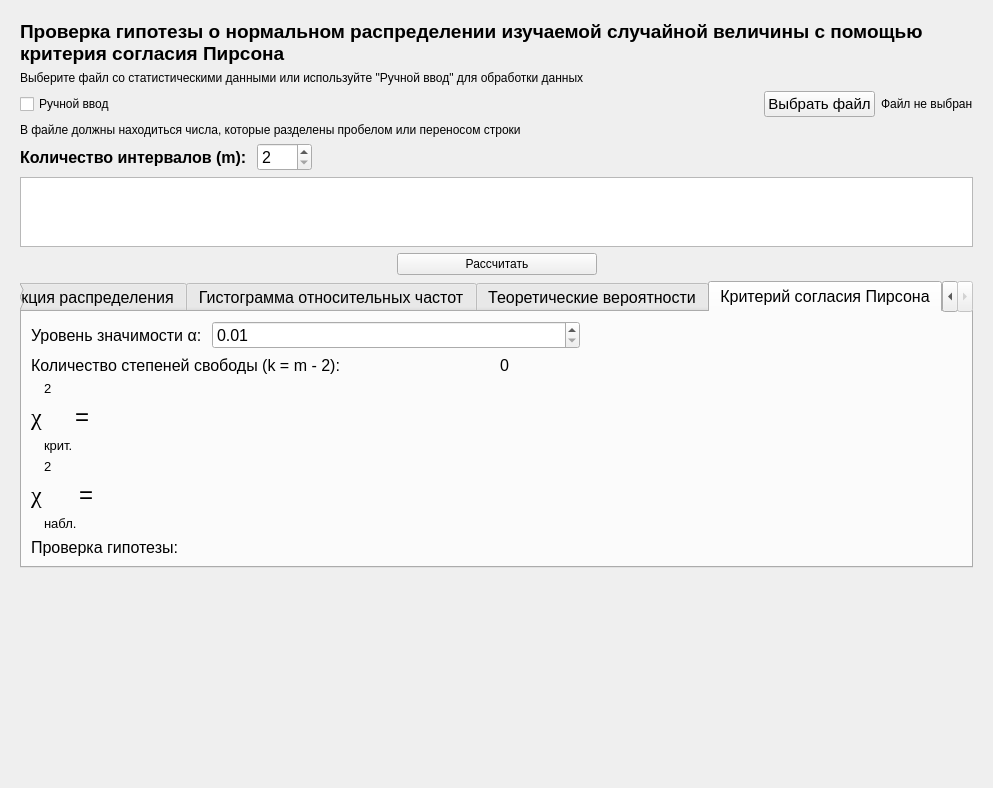
Before: the Qt Designer form Labs/ui/lab6_task2.ui in gg-master/TerVerLabs, drawn with Qt 5.
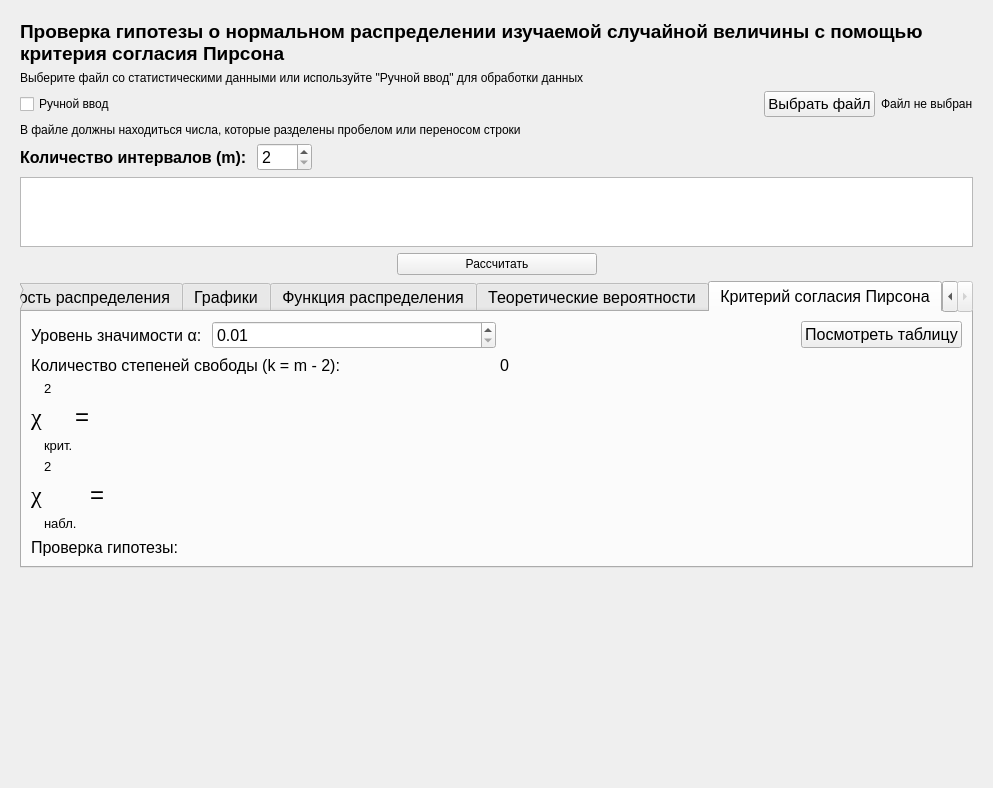
After: the same form once the commit is applied. The open tabs and pages were chosen to show the change. Icons and pictures are not drawn.

Commit message: Improved lab6 tasks

What changed in the file:
```diff
--- a/Labs/ui/lab6_task2.ui
+++ b/Labs/ui/lab6_task2.ui
@@ -777,6 +777,11 @@
            </item>
           </layout>
          </widget>
+         <widget class="QWidget" name="continuous_rel_histpolygon">
+          <attribute name="title">
+           <string>Графики</string>
+          </attribute>
+         </widget>
          <widget class="QWidget" name="continuous_function">
           <attribute name="title">
            <string>Функция распределения</string>
@@ -818,11 +823,6 @@
            </item>
           </layout>
          </widget>
-         <widget class="QWidget" name="continuous_rel_histpolygon">
-          <attribute name="title">
-           <string>Гистограмма относительных частот</string>
-          </attribute>
-         </widget>
          <widget class="QWidget" name="probabilites">
           <attribute name="title">
            <string>Теоретические вероятности</string>
@@ -946,6 +946,13 @@
                </property>
               </spacer>
              </item>
+             <item>
+              <widget class="QPushButton" name="viewTable">
+               <property name="text">
+                <string>Посмотреть таблицу</string>
+               </property>
+              </widget>
+             </item>
             </layout>
            </item>
            <item>
@@ -1129,6 +1136,16 @@
                </item>
               </layout>
              </item>
+             <item>
+              <widget class="QLabel" name="label_11">
+               <property name="text">
+                <string/>
+               </property>
+               <property name="pixmap">
+                <pixmap>../images/lab6_chi2.jpg</pixmap>
+               </property>
+              </widget>
+             </item>
              <item>
               <widget class="QLabel" name="label_32">
                <property name="font">
```
The commit also changes 9 other files.
